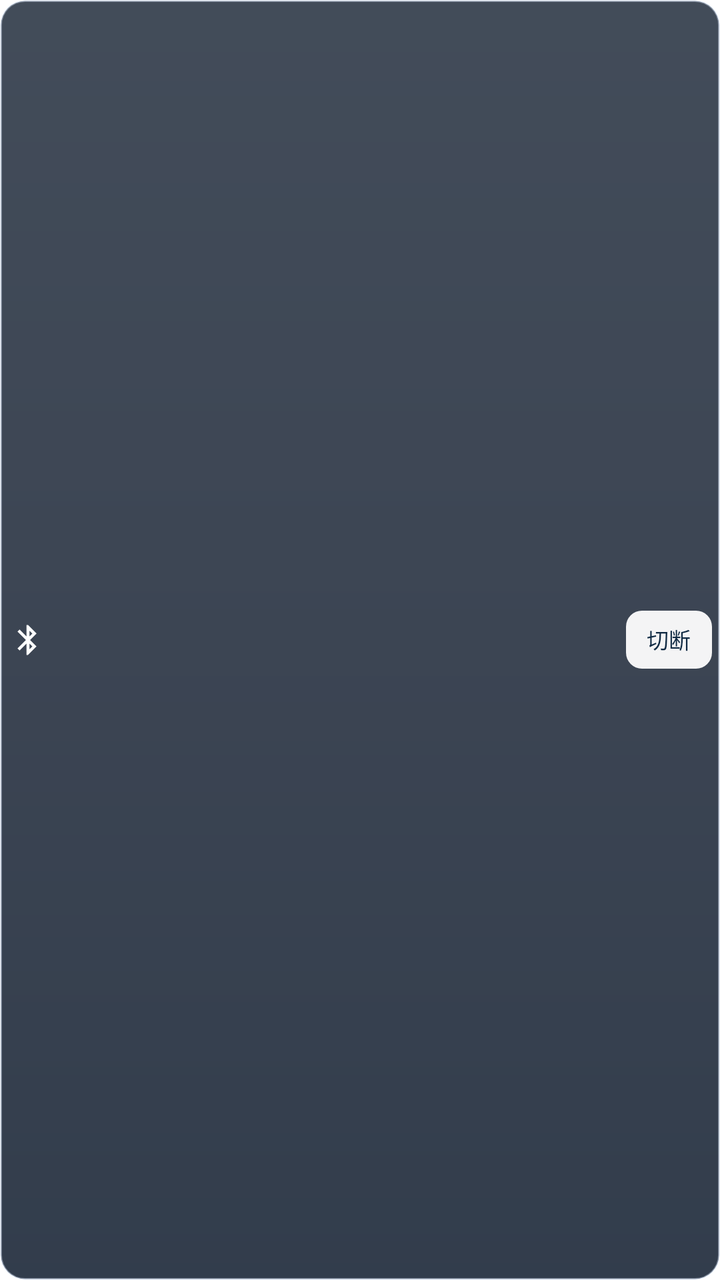
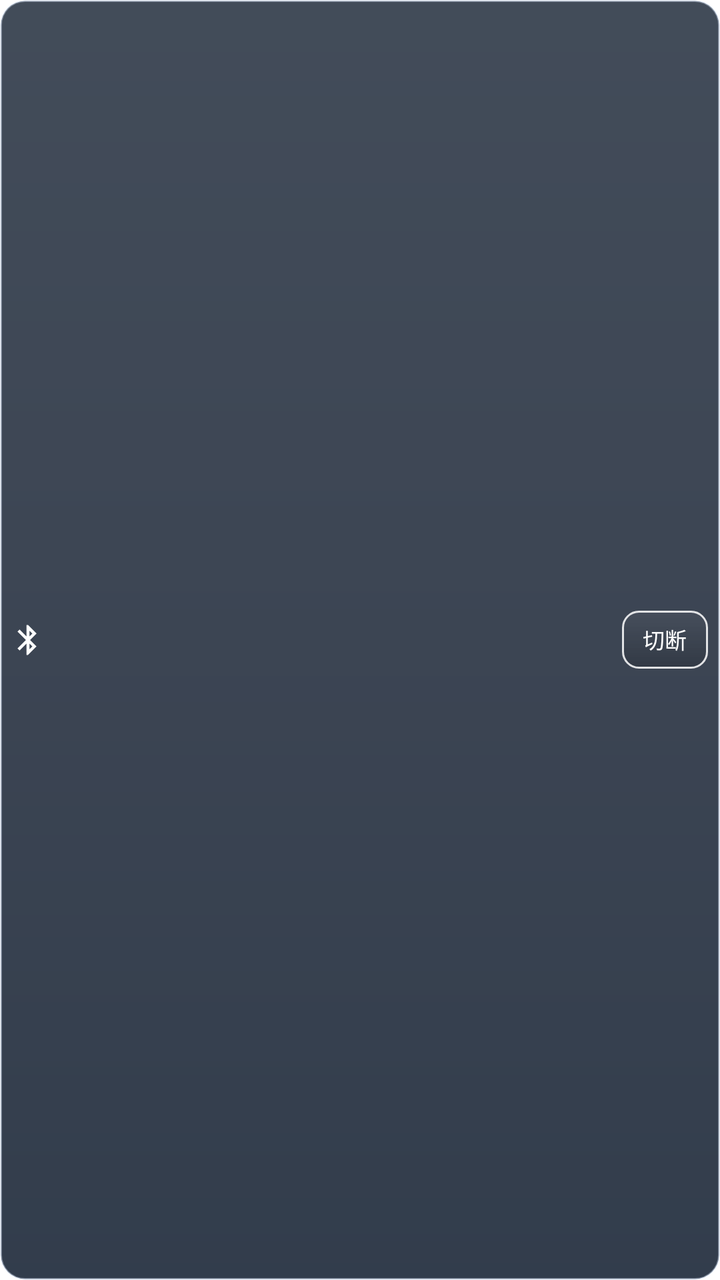

Compare the two renders of this Android layout. The source of the first and the diff that turns it into the second are given below.
<!-- AndroidManifest.xml: fallback theme Theme.MaterialComponents.DayNight.NoActionBar -->
<!-- res/layout/widget_medium.xml -->
<LinearLayout xmlns:android="http://schemas.android.com/apk/res/android"
    android:id="@+id/root" android:layout_width="match_parent" android:layout_height="match_parent"
    android:orientation="horizontal" android:gravity="center_vertical" android:paddingStart="5dp" android:paddingEnd="4dp" android:background="@drawable/widget_bg">
    <ImageView android:id="@+id/icon" android:layout_width="18dp" android:layout_height="18dp" android:src="@drawable/ic_bt"/>
    <LinearLayout android:layout_width="0dp" android:layout_weight="1" android:layout_height="wrap_content" android:orientation="vertical" android:paddingStart="4dp" android:paddingEnd="4dp">
        <TextView android:id="@+id/status" android:layout_width="wrap_content" android:layout_height="wrap_content" android:textSize="11sp" android:includeFontPadding="false" android:maxLines="1" android:ellipsize="end" android:textStyle="bold" android:textColor="#4FD1C5" android:text=""/>
        <TextView android:id="@+id/device" android:layout_width="wrap_content" android:layout_height="wrap_content" android:textSize="12sp" android:includeFontPadding="false" android:textColor="#F2F2F2" android:maxLines="1" android:ellipsize="end" android:text=""/>
    </LinearLayout>
    <TextView android:id="@+id/btn_main" android:layout_width="43dp" android:layout_height="29dp" android:gravity="center" android:paddingHorizontal="3dp"
        android:text="切断" android:textSize="11sp" android:includeFontPadding="false" android:maxLines="1" android:ellipsize="end"
        android:autoSizeTextType="uniform" android:autoSizeMinTextSize="8sp" android:autoSizeMaxTextSize="11sp" android:autoSizeStepGranularity="1sp"
        android:textColor="#102A43" android:background="@drawable/btn_widget_action"/>
</LinearLayout>
<!-- resources referenced by this layout -->
<resources>
  <!-- drawable btn_widget_action (drawable) -->
  <shape xmlns:android="http://schemas.android.com/apk/res/android">
      <solid android:color="#F0FFFFFF"/>
      <corners android:radius="8dp"/>
  </shape>
  <!-- drawable ic_bt (drawable) -->
  <vector xmlns:android="http://schemas.android.com/apk/res/android" android:width="24dp" android:height="24dp" android:viewportWidth="24" android:viewportHeight="24">
      <path android:fillColor="#FFFFFF" android:pathData="M17.71,7.71L12,2h-1v7.59L6.41,5 5,6.41 10.59,12 5,17.59 6.41,19 11,14.41V22h1l5.71,-5.71 -4.3,-4.29 4.3,-4.29zM13,5.83l1.88,1.88L13,9.59V5.83zM14.88,16.29L13,18.17v-3.76l1.88,1.88z"/>
  </vector>
  <!-- drawable widget_bg (drawable) -->
  <shape xmlns:android="http://schemas.android.com/apk/res/android">
      <gradient android:type="linear" android:angle="270"
          android:startColor="#E32B3645" android:centerColor="#E3242E3E" android:endColor="#E3192536"/>
      <stroke android:width="1dp" android:color="#66DFECFF"/>
      <corners android:radius="12dp"/>
  </shape>
</resources>

<!-- the commit's change to res/layout/widget_medium.xml (unified diff, before → after) -->
@@ -1,6 +1,6 @@
 <LinearLayout xmlns:android="http://schemas.android.com/apk/res/android"
     android:id="@+id/root" android:layout_width="match_parent" android:layout_height="match_parent"
-    android:orientation="horizontal" android:gravity="center_vertical" android:paddingStart="5dp" android:paddingEnd="4dp" android:background="@drawable/widget_bg">
+    android:orientation="horizontal" android:gravity="center_vertical" android:paddingStart="5dp" android:paddingEnd="6dp" android:background="@drawable/widget_bg">
     <ImageView android:id="@+id/icon" android:layout_width="18dp" android:layout_height="18dp" android:src="@drawable/ic_bt"/>
     <LinearLayout android:layout_width="0dp" android:layout_weight="1" android:layout_height="wrap_content" android:orientation="vertical" android:paddingStart="4dp" android:paddingEnd="4dp">
         <TextView android:id="@+id/status" android:layout_width="wrap_content" android:layout_height="wrap_content" android:textSize="11sp" android:includeFontPadding="false" android:maxLines="1" android:ellipsize="end" android:textStyle="bold" android:textColor="#4FD1C5" android:text=""/>
@@ -9,5 +9,5 @@
     <TextView android:id="@+id/btn_main" android:layout_width="43dp" android:layout_height="29dp" android:gravity="center" android:paddingHorizontal="3dp"
         android:text="切断" android:textSize="11sp" android:includeFontPadding="false" android:maxLines="1" android:ellipsize="end"
         android:autoSizeTextType="uniform" android:autoSizeMinTextSize="8sp" android:autoSizeMaxTextSize="11sp" android:autoSizeStepGranularity="1sp"
-        android:textColor="#102A43" android:background="@drawable/btn_widget_action"/>
+        android:textColor="#FFFFFF" android:background="@drawable/btn_widget_action"/>
 </LinearLayout>
<!-- resource entries referenced after the edit -->
@@ -2,7 +2,9 @@
 <resources>
   <!-- drawable btn_widget_action (drawable) -->
   <shape xmlns:android="http://schemas.android.com/apk/res/android">
-      <solid android:color="#F0FFFFFF"/>
+      <gradient android:type="linear" android:angle="270"
+          android:startColor="#0DFFFFFF" android:endColor="#2B000000"/>
+      <stroke android:width="1dp" android:color="#D9FFFFFF"/>
       <corners android:radius="8dp"/>
   </shape>
   <!-- drawable ic_bt (drawable) -->
